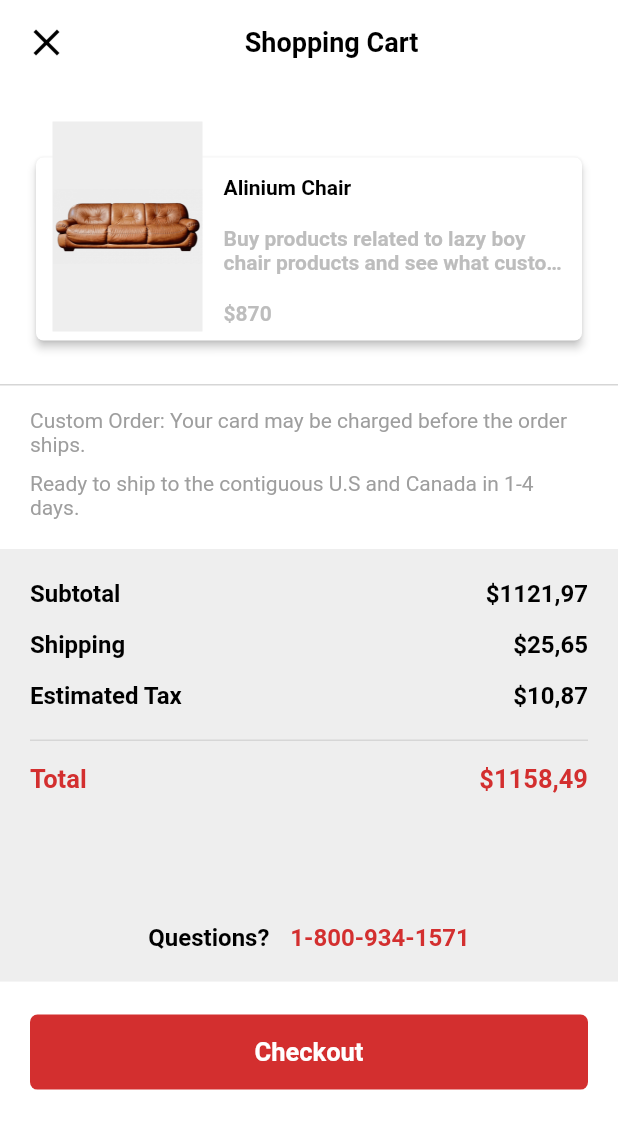
After one commit to appstree-io/flutter_designs_world, a Flutter app: the ShoppingCartScreen screen opened directly, on a phone screen of 412 x 824 dp. The commit adds this screen. Shown: the top 1129 px of the screen. Run offline on Flutter 3.47's test engine with Material 2 defaults, Android fonts, the phone set to English and light mode, and no system bars; our stand-ins replace carousel_slider, firebase_auth, firebase_database, sliding_up_panel; missing offline and left inert: cupertino_range_slider, flutter_range_slider; accounts and stored records are empty.

Commit message:
complete furniture shopping app design

```diff
--- a/furniture_shopping_app/lib/activities/filters_screen.dart
+++ b/furniture_shopping_app/lib/activities/filters_screen.dart
@@ -1,5 +1,6 @@
 import 'package:flutter/material.dart';
 import 'package:flutter_range_slider/flutter_range_slider.dart';
+import 'package:furniture_shopping_app/activities/shopping_cart_screen.dart';
 
 class FiltersScreen extends StatefulWidget {
   @override
@@ -39,12 +40,17 @@ class _FiltersScreenState extends State<FiltersScreen> {
                 textAlign: TextAlign.center,
               ),
             ),
-            Text(
-              "Done",
-              style: TextStyle(
-                  fontWeight: FontWeight.bold,
-                  fontSize: 16,
-                  color: Colors.blue),
+            GestureDetector(
+              child: Text(
+                "Done",
+                style: TextStyle(
+                    fontWeight: FontWeight.bold,
+                    fontSize: 16,
+                    color: Colors.blue),
+              ),
+              onTap: (){
+                Navigator.push(context, MaterialPageRoute(builder: (context) => ShoppingCartScreen()));
+              },
             )
           ],
         ),
@@ -288,7 +294,7 @@ class _FiltersScreenState extends State<FiltersScreen> {
   ];
 
   int selectedBrand = -1;
-  Color defaultColor = Colors.red;
+  Color defaultColor = Colors.red[700];
   int selectedCategory = -1;
   int selectedColor = 0;
 
@@ -333,7 +339,7 @@ class _FiltersScreenState extends State<FiltersScreen> {
   ];
 
   List<Color> colors = [
-    Colors.red,
+    Colors.red[700],
     Colors.orangeAccent,
     Colors.yellow,
     Colors.brown,
--- /dev/null
+++ b/furniture_shopping_app/lib/activities/shopping_cart_screen.dart
@@ -0,0 +1,299 @@
+import 'package:flutter/material.dart';
+
+class ShoppingCartScreen extends StatefulWidget {
+  @override
+  _ShoppingCartScreenState createState() => _ShoppingCartScreenState();
+}
+
+class _ShoppingCartScreenState extends State<ShoppingCartScreen> {
+  @override
+  Widget build(BuildContext context) {
+    return Scaffold(
+      backgroundColor: Colors.white,
+      appBar: AppBar(
+        elevation: 0,
+        centerTitle: true,
+        title: Row(
+          mainAxisAlignment: MainAxisAlignment.spaceBetween,
+          children: <Widget>[
+            GestureDetector(
+              child: Icon(
+                Icons.close,
+                size: 30,
+                color: Colors.black,
+              ),
+              onTap: () {
+                Navigator.pop(context);
+              },
+            ),
+            Align(
+              alignment: Alignment.center,
+              child: Text(
+                "Shopping Cart",
+                style: TextStyle(
+                    fontWeight: FontWeight.bold,
+                    fontSize: 18,
+                    color: Colors.black),
+                textAlign: TextAlign.center,
+              ),
+            ),
+            Text(
+              "",
+              style: TextStyle(
+                  fontWeight: FontWeight.bold,
+                  fontSize: 16,
+                  color: Colors.blue),
+            )
+          ],
+        ),
+        backgroundColor: Colors.white,
+        automaticallyImplyLeading: false,
+      ),
+      body: SingleChildScrollView(
+        child: Container(
+          child: Column(
+            mainAxisAlignment: MainAxisAlignment.end,
+            crossAxisAlignment: CrossAxisAlignment.center,
+            children: <Widget>[
+              Container(
+                margin: EdgeInsets.only(top: 25, left: 20, right: 20),
+                width: double.infinity,
+                height: 150,
+                child: Stack(
+                  children: <Widget>[
+                    Container(
+                      width: double.infinity,
+                      height: 20,
+                    ),
+                    Container(
+                      height: 130,
+                      width: double.infinity,
+                      margin: EdgeInsets.only(top: 20),
+                      child: Card(
+                        color: Colors.white,
+                        elevation: 2.5,
+                        shape: RoundedRectangleBorder(
+                            borderRadius:
+                                BorderRadius.all(Radius.circular(5.0))),
+                        child: Container(
+                          width: double.infinity,
+                          margin: EdgeInsets.only(
+                              top: 12, left: 125, right: 10, bottom: 10),
+                          child: Column(
+                            mainAxisAlignment: MainAxisAlignment.spaceBetween,
+                            crossAxisAlignment: CrossAxisAlignment.start,
+                            children: <Widget>[
+                              Text(
+                                "Alinium Chair",
+                                style: TextStyle(
+                                    fontWeight: FontWeight.bold,
+                                    color: Colors.black),
+                              ),
+                              Text(
+                                "Buy products related to lazy boy chair products and see what customers",
+                                style: TextStyle(
+                                    fontWeight: FontWeight.w600,
+                                    color: Colors.grey[400]),
+                                maxLines: 2,
+                                overflow: TextOverflow.ellipsis,
+                              ),
+                              Text(
+                                "\$870",
+                                style: TextStyle(
+                                    fontWeight: FontWeight.bold,
+                                    color: Colors.grey[400]),
+                              )
+                            ],
+                          ),
+                        ),
+                      ),
+                    ),
+                    Container(
+                      color: Colors.grey[200],
+                      height: 150,
+                      width: 100,
+                      margin: EdgeInsets.only(left: 15, bottom: 10),
+                      child: Image.asset(
+                        "assets/17.png",
+                        width: 30,
+                        height: 30,
+                      ),
+                    )
+                  ],
+                ),
+              ),
+              Container(
+                height: 1,
+                color: Colors.grey[350],
+                margin: EdgeInsets.only(top: 25),
+              ),
+              Container(
+                margin: EdgeInsets.only(top: 15, left: 20, right: 20),
+                child: Text(
+                  "Custom Order: Your card may be charged before the order ships.",
+                  style: TextStyle(color: Colors.grey[500]),
+                ),
+              ),
+              Container(
+                margin: EdgeInsets.only(top: 10, left: 20, right: 20),
+                child: Text(
+                  "Ready to ship to the contiguous U.S and Canada in 1-4 days.",
+                  style: TextStyle(color: Colors.grey[500]),
+                ),
+              ),
+              Container(
+                margin: EdgeInsets.only(top: 20),
+                padding: EdgeInsets.only(bottom: 20),
+                color: Colors.grey[200],
+                height: MediaQuery.of(context).size.height * 0.35,
+                width: double.infinity,
+                child: Container(
+                    margin: EdgeInsets.only(top: 20, left: 20, right: 20),
+                    child: Stack(
+                      children: <Widget>[
+                        Column(
+                          children: <Widget>[
+                            Row(
+                              mainAxisAlignment: MainAxisAlignment.spaceBetween,
+                              children: <Widget>[
+                                Text(
+                                  "Subtotal",
+                                  style: TextStyle(
+                                      color: Colors.black,
+                                      fontSize: 16,
+                                      fontWeight: FontWeight.w600),
+                                ),
+                                Text(
+                                  "\$1121,97",
+                                  style: TextStyle(
+                                      color: Colors.black,
+                                      fontSize: 16,
+                                      fontWeight: FontWeight.w600),
+                                )
+                              ],
+                            ),
+                            SizedBox(
+                              height: 15,
+                            ),
+                            Row(
+                              mainAxisAlignment: MainAxisAlignment.spaceBetween,
+                              children: <Widget>[
+                                Text(
+                                  "Shipping",
+                                  style: TextStyle(
+                                      color: Colors.black,
+                                      fontSize: 16,
+                                      fontWeight: FontWeight.w600),
+                                ),
+                                Text(
+                                  "\$25,65",
+                                  style: TextStyle(
+                                      color: Colors.black,
+                                      fontSize: 16,
+                                      fontWeight: FontWeight.w600),
+                                )
+                              ],
+                            ),
+                            SizedBox(
+                              height: 15,
+                            ),
+                            Row(
+                              mainAxisAlignment: MainAxisAlignment.spaceBetween,
+                              children: <Widget>[
+                                Text(
+                                  "Estimated Tax",
+                                  style: TextStyle(
+                                      color: Colors.black,
+                                      fontSize: 16,
+                                      fontWeight: FontWeight.w600),
+                                ),
+                                Text(
+                                  "\$10,87",
+                                  style: TextStyle(
+                                      color: Colors.black,
+                                      fontSize: 16,
+                                      fontWeight: FontWeight.w600),
+                                )
+                              ],
+                            ),
+                            SizedBox(
+                              height: 20,
+                            ),
+                            Container(
+                              height: 1,
+                              width: double.infinity,
+                              color: Colors.grey[350],
+                            ),
+                            SizedBox(
+                              height: 15,
+                            ),
+                            Row(
+                              mainAxisAlignment: MainAxisAlignment.spaceBetween,
+                              children: <Widget>[
+                                Text(
+                                  "Total",
+                                  style: TextStyle(
+                                      color: Colors.red[700],
+                                      fontSize: 17,
+                                      fontWeight: FontWeight.bold),
+                                ),
+                                Text(
+                                  "\$1158,49",
+                                  style: TextStyle(
+                                      color: Colors.red[700],
+                                      fontSize: 17,
+                                      fontWeight: FontWeight.bold),
+                                )
+                              ],
+                            ),
+                          ],
+                        ),
+                        Align(
+                          alignment: Alignment.bottomCenter,
+                          child: Row(
+                            mainAxisAlignment: MainAxisAlignment.center,
+                            crossAxisAlignment: CrossAxisAlignment.end,
+                            children: <Widget>[
+                              Text(
+                                "Questions? ",
+                                style: TextStyle(
+                                    color: Colors.black,
+                                    fontSize: 16,
+                                    fontWeight: FontWeight.w600),
+                              ),
+                              SizedBox(
+                                width: 10,
+                              ),
+                              Text(
+                                "1-800-934-1571",
+                                style: TextStyle(
+                                    color: Colors.red[700],
+                                    fontSize: 16,
+                                    fontWeight: FontWeight.w600),
+                              )
+                            ],
+                          ),
+                        )
+                      ],
+                    )),
+              ),
+
+              Container(
+                margin: EdgeInsets.only(top: 22, left: 20, right: 20),
+                height: 50,
+                width: double.infinity,
+                decoration: BoxDecoration(
+                  color: Colors.red[700],
+                  borderRadius: BorderRadius.circular(5)
+                ),
+                child: Center(
+                  child: Text("Checkout", style: TextStyle(color: Colors.white, fontWeight: FontWeight.w600, fontSize: 17),),
+                ),
+              )
+            ],
+          ),
+        ),
+      ),
+    );
+  }
+}
--- a/furniture_shopping_app/lib/main.dart
+++ b/furniture_shopping_app/lib/main.dart
@@ -270,7 +270,7 @@ class _MyHomePageState extends State<MyHomePage> {
                             height: 15,
                             decoration: BoxDecoration(
                               shape: BoxShape.circle,
-                              color: Colors.red
+                              color: Colors.red[700]
                             ),
                             child: Center(child: Text("2", style: TextStyle(color: Colors.white, fontSize: 12), )),
                           ),
--- a/furniture_shopping_app/pubspec.yaml
+++ b/furniture_shopping_app/pubspec.yaml
@@ -60,6 +60,7 @@ flutter:
     - assets/14.png
     - assets/15.png
     - assets/16.png
+    - assets/17.png
 
   # An image asset can refer to one or more resolution-specific "variants", see
   # https://flutter.dev/assets-and-images/#resolution-aware.
```
Also changed, not shown: furniture_shopping_app/assets/17.png (added).
